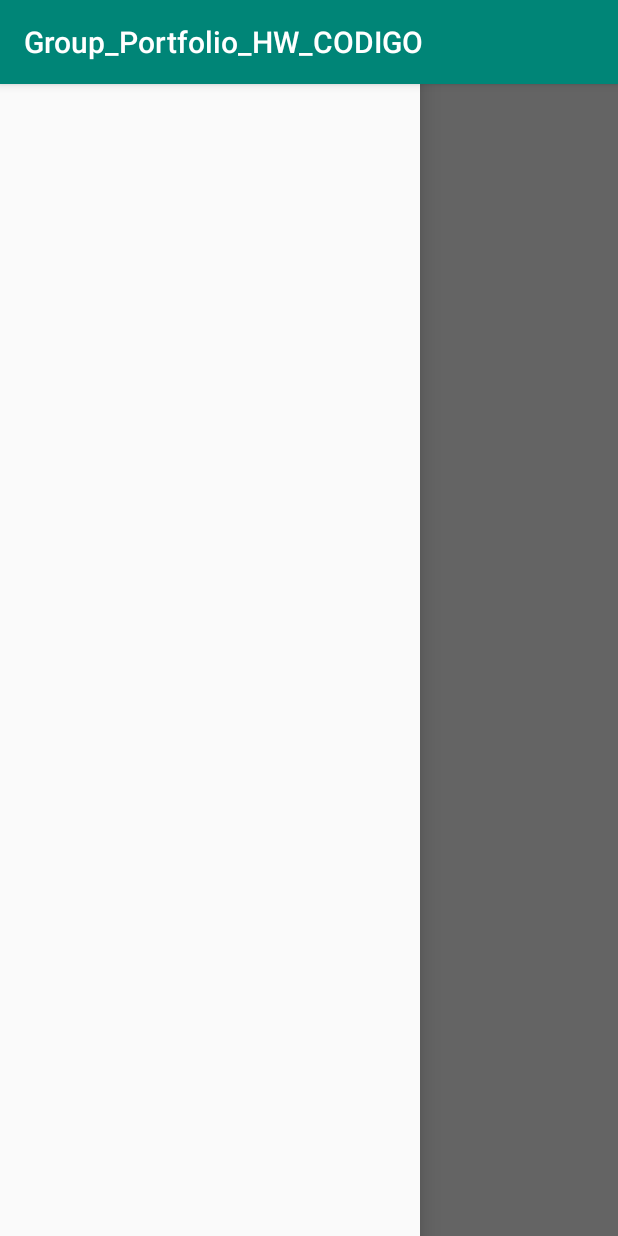
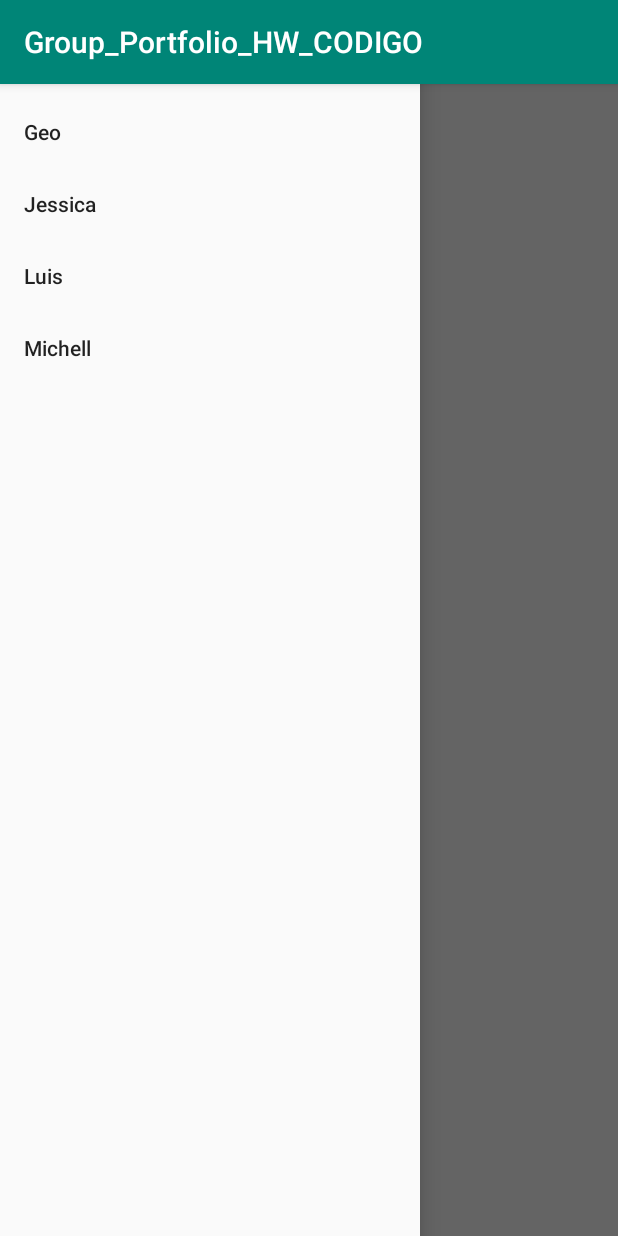
Before and after one commit to Jperv23/el_codigo, an Android app: the screen it shows after launch (MainActivity), with the side drawer open, on a phone screen of 412 x 824 dp. Run offline under Robolectric (Android 15) with nearby library versions, the light colour scheme and no system bars.

Commit message:
add menu items to NavView

```diff
--- a/app/src/main/AndroidManifest.xml
+++ b/app/src/main/AndroidManifest.xml
@@ -16,6 +16,7 @@
                 <category android:name="android.intent.category.LAUNCHER" />
             </intent-filter>
         </activity>
+        <activity android:name=".GeoActivity"></activity>
     </application>
 
 </manifest>
--- a/app/src/main/res/layout/activity_main.xml
+++ b/app/src/main/res/layout/activity_main.xml
@@ -25,7 +25,6 @@
         android:layout_height="match_parent"
         android:layout_gravity="left"
         android:fitsSystemWindows="true"
-        app:headerLayout="@layout/nav_header"
         app:menu="@menu/nav_menu" />
 
 </android.support.v4.widget.DrawerLayout>
--- a/app/src/main/res/menu/nav_menu.xml
+++ b/app/src/main/res/menu/nav_menu.xml
@@ -1,4 +1,20 @@
 <?xml version="1.0" encoding="utf-8"?>
-<menu xmlns:android="http://schemas.android.com/apk/res/android">
+<menu xmlns:android="http://schemas.android.com/apk/res/android"
+    xmlns:app="http://schemas.android.com/apk/res-auto">
+
+    <item
+        android:id="@+id/option_Geo"
+        android:title="@string/geo_title"/>
+    <item
+        android:id="@+id/option_Jessica"
+        android:title="@string/jessica_title" />
+    <item
+        android:id="@+id/option_Luis"
+        android:title="@string/luis_title" />
+
+    <item
+        android:id="@+id/option_Michell"
+        android:title="@string/michell_title"/>
+
 
 </menu>
--- a/app/src/main/res/values/strings.xml
+++ b/app/src/main/res/values/strings.xml
@@ -1,3 +1,7 @@
 <resources>
     <string name="app_name">Group_Portfolio_HW_CODIGO</string>
+    <string name="geo_title">Geo</string>
+    <string name="jessica_title">Jessica</string>
+    <string name="luis_title">Luis</string>
+    <string name="michell_title">Michell</string>
 </resources>
```
Also changed, not shown: app/src/main/java/org/pursuit/group_portfolio_hw_codigo/GeoActivity.java (added, +13 -0 lines), app/src/main/java/org/pursuit/group_portfolio_hw_codigo/MainActivity.java (+25 -0 lines), app/src/main/res/layout/activity_geo.xml (added, +9 -0 lines).
